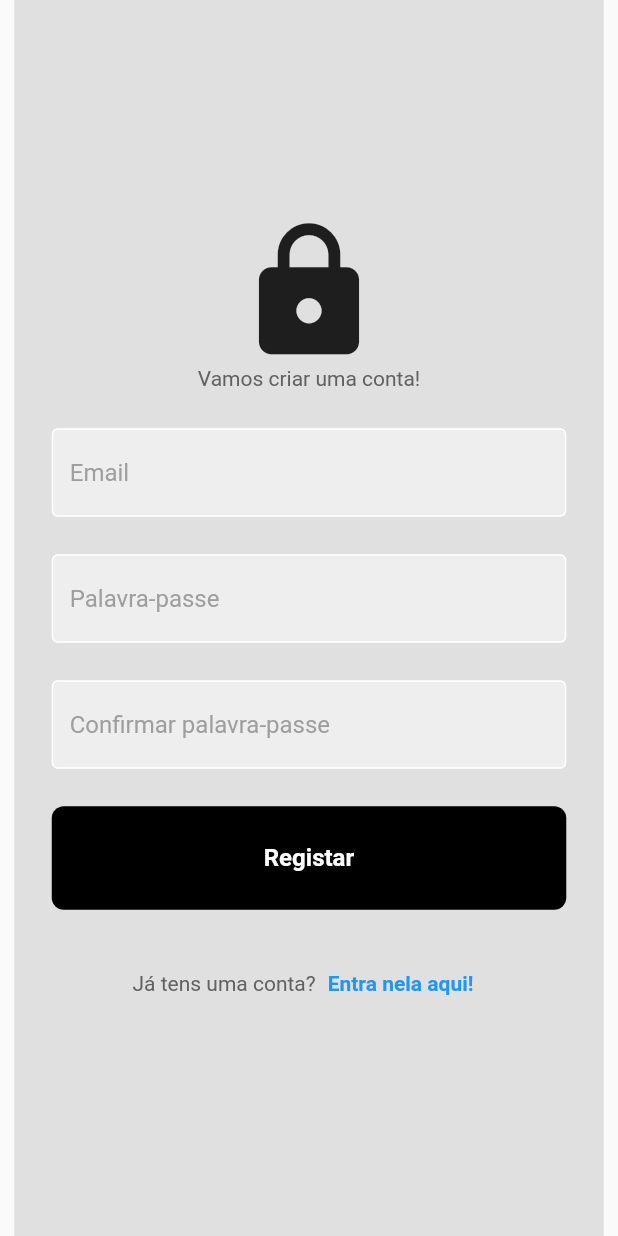
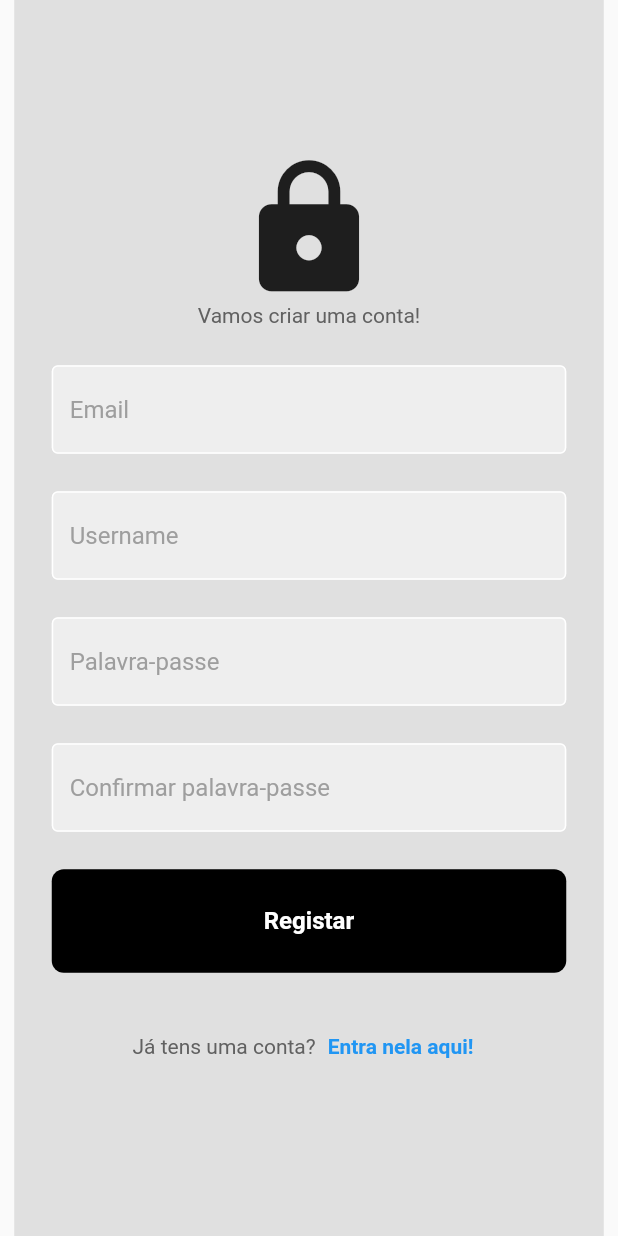
Before and after one commit to anotherlusitano/pomachat, a Flutter app: the SignUpPage screen opened directly with empty values, on a phone screen of 412 x 824 dp. Run offline on Flutter 3.47's test engine with Material 2 defaults, Android fonts, the phone set to English and light mode, and no system bars; our stand-ins replace cloud_firestore, firebase_auth, firebase_core; accounts and stored records are empty; generated files the repository leaves out were written again.

Commit message:
Add username text field

```diff
--- a/lib/pages/sign_up_page.dart
+++ b/lib/pages/sign_up_page.dart
@@ -19,6 +19,7 @@ class SignUpPage extends StatefulWidget {
 
 class _SignUpPageState extends State<SignUpPage> {
   final emailTextController = TextEditingController();
+  final usernameTextController = TextEditingController();
   final passwordTextController = TextEditingController();
   final confirmPasswordTextController = TextEditingController();
 
@@ -115,6 +116,12 @@ class _SignUpPageState extends State<SignUpPage> {
                   ),
                   const SizedBox(height: 25),
                   ValidatedTextFormField(
+                    controller: usernameTextController,
+                    hintText: 'Username',
+                    obscureText: false,
+                  ),
+                  const SizedBox(height: 25),
+                  ValidatedTextFormField(
                     controller: passwordTextController,
                     hintText: 'Palavra-passe',
                     obscureText: true,
```
